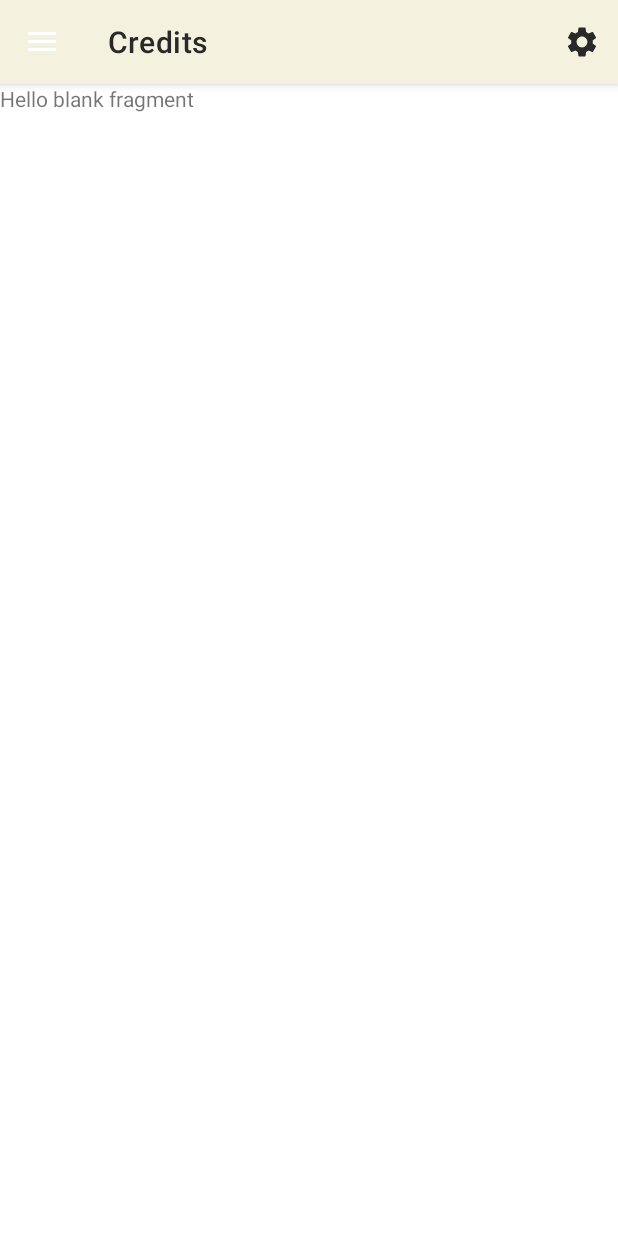
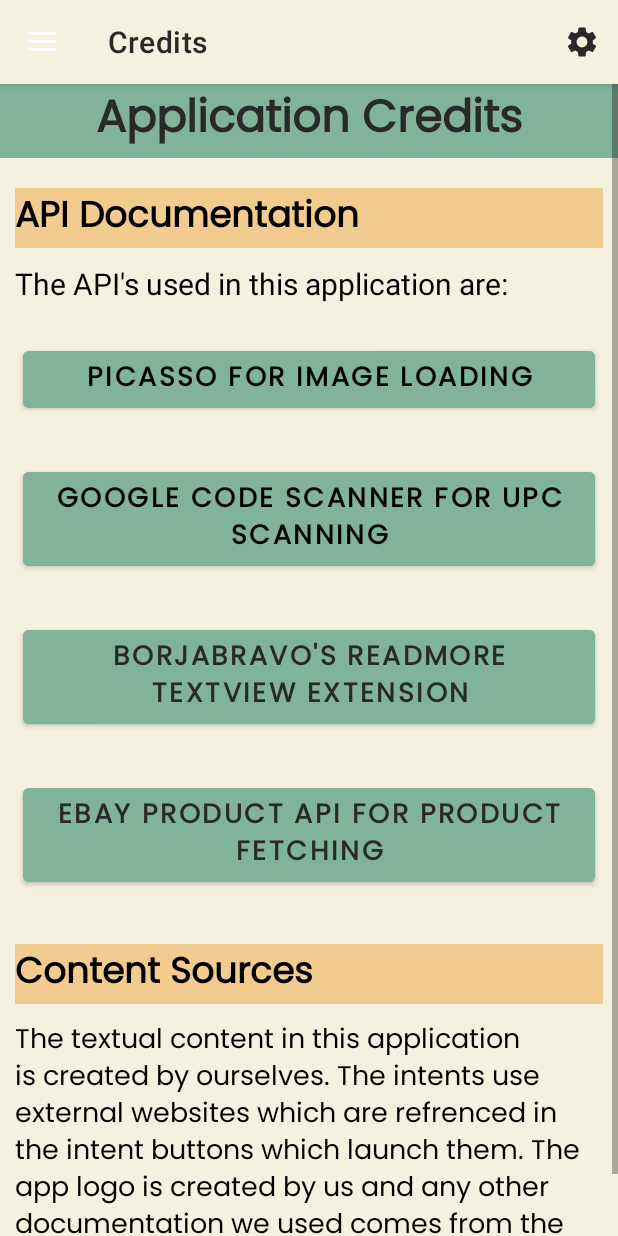
Before and after one commit to TejBaidwan/ArbitrageProductTrackers, an Android app: the screen it shows after launch (MainActivity), in the side drawer, after a tap on "Credits", on a phone screen of 412 x 824 dp. Run offline under Robolectric (Android 15) with nearby library versions, the phone set to English and light mode, and no system bars; our stand-ins replace Picasso, Volley, navigation-ui; libraries missing offline, so code that uses them is left out: com.google.mlkit.vision; pictures from the network do not load; Roboto replaces fonts that are not available here; 1 statement that could not run was skipped.

Commit message:
#25 Create the basic layout and styles for the credits screen Created the basic structure of the credits screen with refrences to API Docs and content used

```diff
--- a/app/src/main/res/layout/fragment_credits.xml
+++ b/app/src/main/res/layout/fragment_credits.xml
@@ -1,14 +1,128 @@
 <?xml version="1.0" encoding="utf-8"?>
-<FrameLayout xmlns:android="http://schemas.android.com/apk/res/android"
+<LinearLayout xmlns:android="http://schemas.android.com/apk/res/android"
     xmlns:tools="http://schemas.android.com/tools"
     android:layout_width="match_parent"
     android:layout_height="match_parent"
+    android:orientation="vertical"
     tools:context=".credits.CreditsFragment">
 
-    <!-- TODO: Update blank fragment layout -->
-    <TextView
+
+    <ScrollView
         android:layout_width="match_parent"
         android:layout_height="match_parent"
-        android:text="@string/hello_blank_fragment" />
+        android:background="@color/theme_offwhite">
 
-</FrameLayout>
+        <LinearLayout
+            android:layout_width="match_parent"
+            android:layout_height="wrap_content"
+            android:orientation="vertical">
+
+            <TextView
+                android:id="@+id/creditsTitle"
+                android:layout_width="match_parent"
+                android:layout_height="wrap_content"
+                android:background="@color/theme_green"
+                android:fontFamily="@font/poppins"
+                android:text="Application Credits"
+                android:textAlignment="center"
+                android:textAllCaps="false"
+                android:textColor="@color/theme_textblack"
+                android:textSize="30sp"
+                android:textStyle="bold" />
+
+            <TextView
+                android:id="@+id/api_title"
+                android:layout_width="match_parent"
+                android:layout_height="wrap_content"
+                android:layout_marginLeft="10sp"
+                android:layout_marginTop="20sp"
+                android:layout_marginRight="10sp"
+                android:background="@color/theme_yellow"
+                android:fontFamily="@font/poppins"
+                android:text="API Documentation"
+                android:textColor="@color/black"
+                android:textSize="24sp"
+                android:textStyle="bold" />
+
+            <TextView
+                android:id="@+id/api_content"
+                android:layout_width="match_parent"
+                android:layout_height="wrap_content"
+                android:layout_margin="10sp"
+                android:text="The API's used in this application are:"
+                android:textAlignment="textStart"
+                android:textColor="@color/black"
+                android:textSize="20sp" />
+
+            <Button
+                android:id="@+id/picassoButton"
+                android:layout_width="match_parent"
+                android:layout_height="wrap_content"
+                android:layout_margin="15sp"
+                android:backgroundTint="@color/theme_green"
+                android:fontFamily="@font/poppins"
+                android:text="Picasso for Image Loading"
+                android:textColor="@color/black"
+                android:textSize="18sp"
+                android:textStyle="bold" />
+
+            <Button
+                android:id="@+id/googleButton"
+                android:layout_width="match_parent"
+                android:layout_height="wrap_content"
+                android:layout_margin="15sp"
+                android:backgroundTint="@color/theme_green"
+                android:fontFamily="@font/poppins"
+                android:text="Google Code Scanner for UPC Scanning"
+                android:textColor="@color/black"
+                android:textSize="18sp"
+                android:textStyle="bold" />
+
+            <Button
+                android:id="@+id/readmoreButton"
+                android:layout_width="match_parent"
+                android:layout_height="wrap_content"
+                android:layout_margin="15sp"
+                android:backgroundTint="@color/theme_green"
+                android:fontFamily="@font/poppins"
+                android:text="BorjaBravo's READMORE Textview Extension"
+                android:textSize="18sp"
+                android:textStyle="bold" />
+
+            <Button
+                android:id="@+id/ebayButton"
+                android:layout_width="match_parent"
+                android:layout_height="wrap_content"
+                android:layout_margin="15sp"
+                android:backgroundTint="@color/theme_green"
+                android:fontFamily="@font/poppins"
+                android:text="EBay Product API for Product Fetching"
+                android:textSize="18sp"
+                android:textStyle="bold" />
+
+            <TextView
+                android:id="@+id/contentTitle"
+                android:layout_width="match_parent"
+                android:layout_height="wrap_content"
+                android:layout_marginLeft="10sp"
+                android:layout_marginTop="20sp"
+                android:layout_marginRight="10sp"
+                android:background="@color/theme_yellow"
+                android:fontFamily="@font/poppins"
+                android:text="Content Sources"
+                android:textColor="@color/black"
+                android:textSize="24sp"
+                android:textStyle="bold" />
+
+            <TextView
+                android:id="@+id/contentDesc"
+                android:layout_width="match_parent"
+                android:layout_height="wrap_content"
+                android:layout_margin="10sp"
+                android:fontFamily="@font/poppins"
+                android:text="The textual content in this application is created by ourselves. The intents use external websites which are refrenced in the intent buttons which launch them. The app logo is created by us and any other documentation we used comes from the Android Developers Website."
+                android:textColor="@color/black"
+                android:textSize="18sp" />
+        </LinearLayout>
+    </ScrollView>
+</LinearLayout>
```
